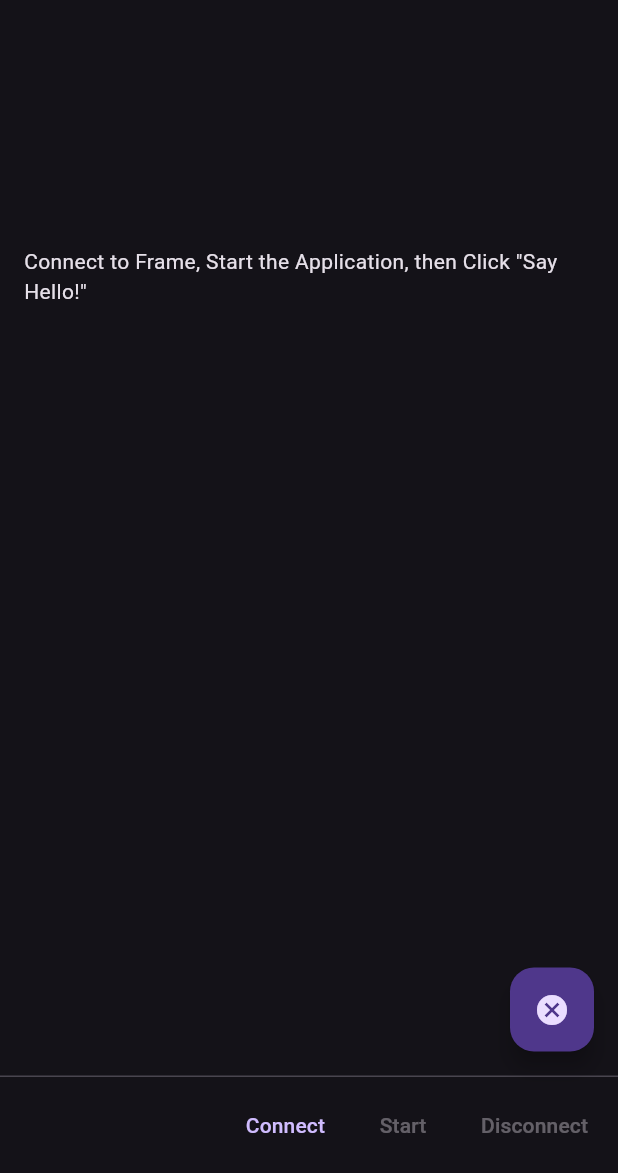
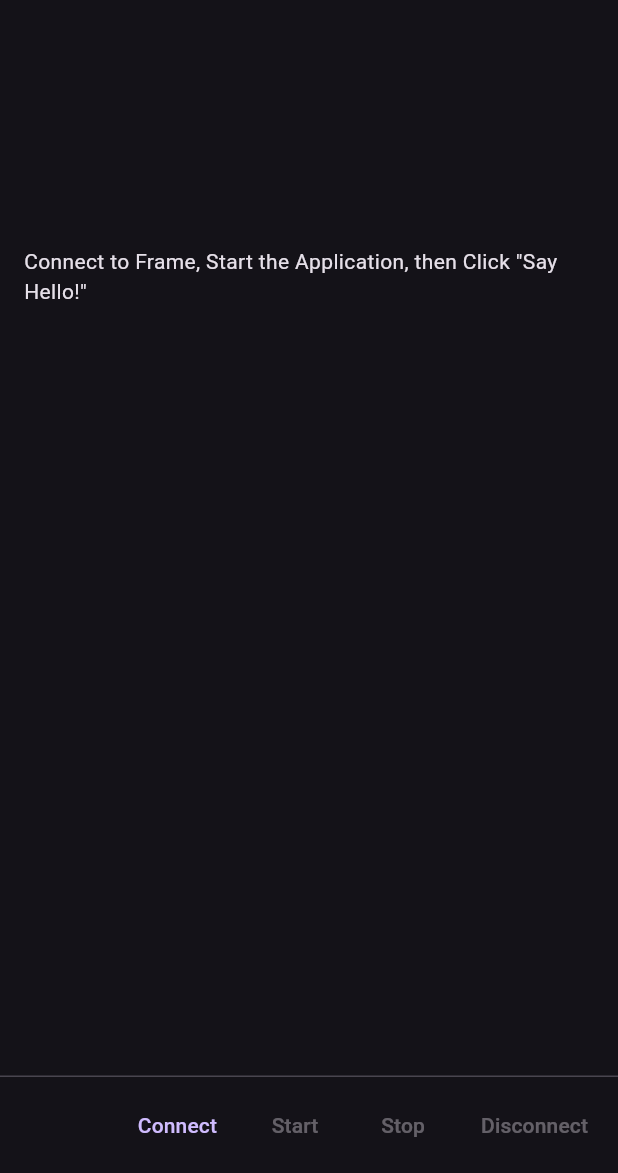
Before and after one commit to CitizenOneX/simpleframe_helloworld, a Flutter app: the screen it shows after launch, on a phone screen of 412 x 824 dp, the part 63-1236 px from its top. Run offline on Flutter 3.47's test engine with Material 3 defaults, Android fonts, the phone set to English and light mode, and no system bars; our stand-ins replace flutter_blue_plus; project files that could hold a hidden picture were left out.

Commit message:
updated simple_frame_app

```diff
--- a/lib/main.dart
+++ b/lib/main.dart
@@ -21,13 +21,14 @@ class MainAppState extends State<MainApp> with SimpleFrameAppState {
   String _message = 'Connect to Frame, Start the Application, then Click "Say Hello!"';
 
   MainAppState() {
-    Logger.root.level = Level.ALL;
+    Logger.root.level = Level.INFO;
     Logger.root.onRecord.listen((record) {
       debugPrint('${record.level.name}: ${record.time}: ${record.message}');
     });
   }
 
   /// send a simple message to the frame display
+  @override
   Future<void> run() async {
     currentState = ApplicationState.running;
     if (mounted) setState(() {});
@@ -37,14 +38,16 @@ class MainAppState extends State<MainApp> with SimpleFrameAppState {
       await Future.delayed(const Duration(milliseconds: 150));
       await frame!.sendString('frame.display.show()', awaitResponse: false);
       _message = 'Hello World sent!';
+
     } catch (e) {
-      _log.fine('Error executing application logic: $e');
+      _log.severe('Error executing application logic: $e');
     }
 
     currentState = ApplicationState.ready;
     if (mounted) setState(() {});
   }
 
+  @override
   Future<void> cancel() async {
     currentState = ApplicationState.ready;
     if (mounted) setState(() {});
@@ -52,45 +55,6 @@ class MainAppState extends State<MainApp> with SimpleFrameAppState {
 
   @override
   Widget build(BuildContext context) {
-    // work out the states of the footer buttons based on the app state
-    List<Widget> pfb = [];
-
-    switch (currentState) {
-      case ApplicationState.disconnected:
-        pfb.add(TextButton(onPressed: scanOrReconnectFrame, child: const Text('Connect')));
-        pfb.add(const TextButton(onPressed: null, child: Text('Start')));
-        pfb.add(const TextButton(onPressed: null, child: Text('Disconnect')));
-        break;
-
-      case ApplicationState.initializing:
-      case ApplicationState.scanning:
-      case ApplicationState.connecting:
-      case ApplicationState.stopping:
-      case ApplicationState.disconnecting:
-        pfb.add(const TextButton(onPressed: null, child: Text('Connect')));
-        pfb.add(const TextButton(onPressed: null, child: Text('Start')));
-        pfb.add(const TextButton(onPressed: null, child: Text('Disconnect')));
-        break;
-
-      case ApplicationState.connected:
-        pfb.add(const TextButton(onPressed: null, child: Text('Connect')));
-        pfb.add(TextButton(onPressed: startApplication, child: const Text('Start')));
-        pfb.add(TextButton(onPressed: disconnectFrame, child: const Text('Disconnect')));
-        break;
-
-      case ApplicationState.ready:
-        pfb.add(const TextButton(onPressed: null, child: Text('Connect')));
-        pfb.add(TextButton(onPressed: stopApplication, child: const Text('Stop')));
-        pfb.add(const TextButton(onPressed: null, child: Text('Disconnect')));
-        break;
-
-      case ApplicationState.running:
-        pfb.add(const TextButton(onPressed: null, child: Text('Connect')));
-        pfb.add(TextButton(onPressed: stopApplication, child: const Text('Stop')));
-        pfb.add(const TextButton(onPressed: null, child: Text('Disconnect')));
-        break;
-    }
-
     return MaterialApp(
       title: 'Hello World!',
       theme: ThemeData.dark(),
@@ -109,10 +73,8 @@ class MainAppState extends State<MainApp> with SimpleFrameAppState {
             ),
           )
         ),
-        floatingActionButton: currentState == ApplicationState.ready ?
-          FloatingActionButton(onPressed: run, child: const Icon(Icons.message_outlined)) :
-          FloatingActionButton(onPressed: cancel, child: const Icon(Icons.cancel)),
-        persistentFooterButtons: pfb,
+        floatingActionButton: getFloatingActionButtonWidget(const Icon(Icons.message_outlined), const Icon(Icons.cancel)),
+        persistentFooterButtons: getFooterButtonsWidget(),
       ),
     );
   }
--- a/lib/simple_frame_app.dart
+++ b/lib/simple_frame_app.dart
@@ -277,6 +277,54 @@ mixin SimpleFrameAppState<T extends StatefulWidget> on State<T> {
     return Row(children: [Text('$_batt%'), Icon(i, size: 16,)]);
   }
 
+  List<Widget> getFooterButtonsWidget() {
+    // work out the states of the footer buttons based on the app state
+    List<Widget> pfb = [];
+
+    switch (currentState) {
+      case ApplicationState.disconnected:
+        pfb.add(TextButton(onPressed: scanOrReconnectFrame, child: const Text('Connect')));
+        pfb.add(const TextButton(onPressed: null, child: Text('Start')));
+        pfb.add(const TextButton(onPressed: null, child: Text('Stop')));
+        pfb.add(const TextButton(onPressed: null, child: Text('Disconnect')));
+        break;
+
+      case ApplicationState.initializing:
+      case ApplicationState.scanning:
+      case ApplicationState.connecting:
+      case ApplicationState.running:
+      case ApplicationState.stopping:
+      case ApplicationState.disconnecting:
+        pfb.add(const TextButton(onPressed: null, child: Text('Connect')));
+        pfb.add(const TextButton(onPressed: null, child: Text('Start')));
+        pfb.add(const TextButton(onPressed: null, child: Text('Stop')));
+        pfb.add(const TextButton(onPressed: null, child: Text('Disconnect')));
+        break;
+
+      case ApplicationState.connected:
+        pfb.add(const TextButton(onPressed: null, child: Text('Connect')));
+        pfb.add(TextButton(onPressed: startApplication, child: const Text('Start')));
+        pfb.add(const TextButton(onPressed: null, child: Text('Stop')));
+        pfb.add(TextButton(onPressed: disconnectFrame, child: const Text('Disconnect')));
+        break;
+
+      case ApplicationState.ready:
+        pfb.add(const TextButton(onPressed: null, child: Text('Connect')));
+        pfb.add(const TextButton(onPressed: null, child: Text('Start')));
+        pfb.add(TextButton(onPressed: stopApplication, child: const Text('Stop')));
+        pfb.add(const TextButton(onPressed: null, child: Text('Disconnect')));
+        break;
+    }
+    return pfb;
+  }
+
+    FloatingActionButton? getFloatingActionButtonWidget(Icon ready, Icon running) {
+    return currentState == ApplicationState.ready ?
+          FloatingActionButton(onPressed: run, child: ready) :
+        currentState == ApplicationState.running ?
+        FloatingActionButton(onPressed: cancel, child: running) : null;
+  }
+
   /// the SimpleFrameApp subclass can override with application-specific code if necessary
   Future<void> startApplication() async {
     // try to get the Frame into a known state by making sure there's no main loop running
@@ -317,4 +365,11 @@ mixin SimpleFrameAppState<T extends StatefulWidget> on State<T> {
     currentState = ApplicationState.connected;
     if (mounted) setState(() {});
   }
+
+
+  /// the SimpleFrameApp subclass implements application-specific code
+  Future<void> run();
+
+  /// the SimpleFrameApp subclass implements application-specific code
+  Future<void> cancel();
 }
```
